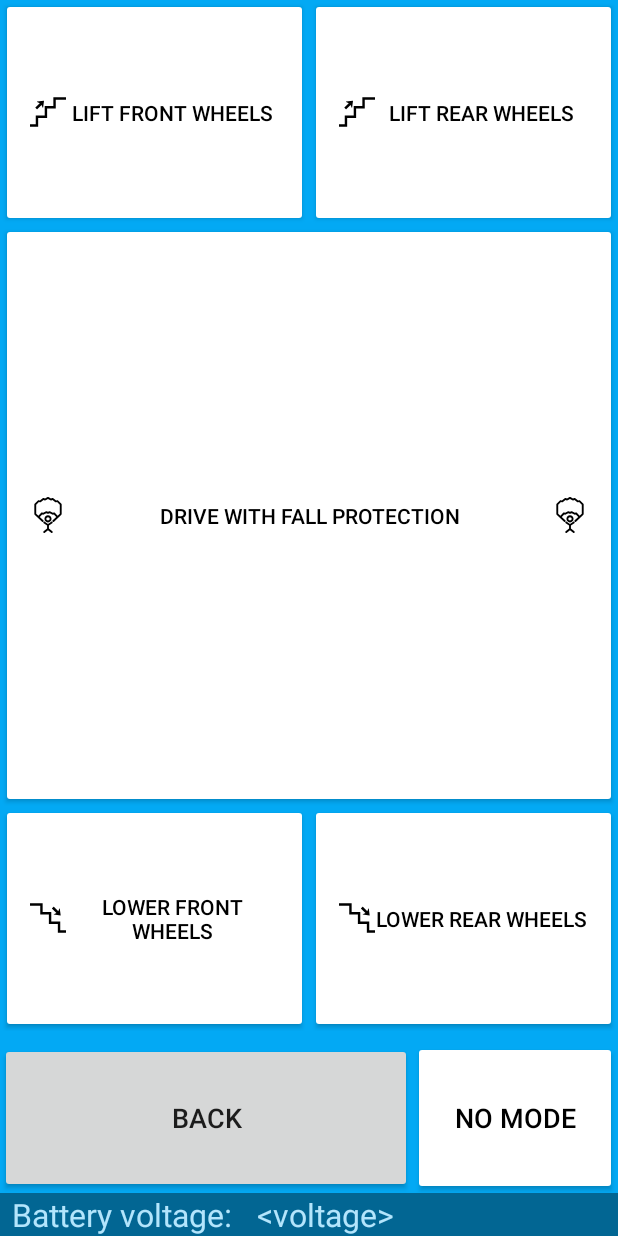
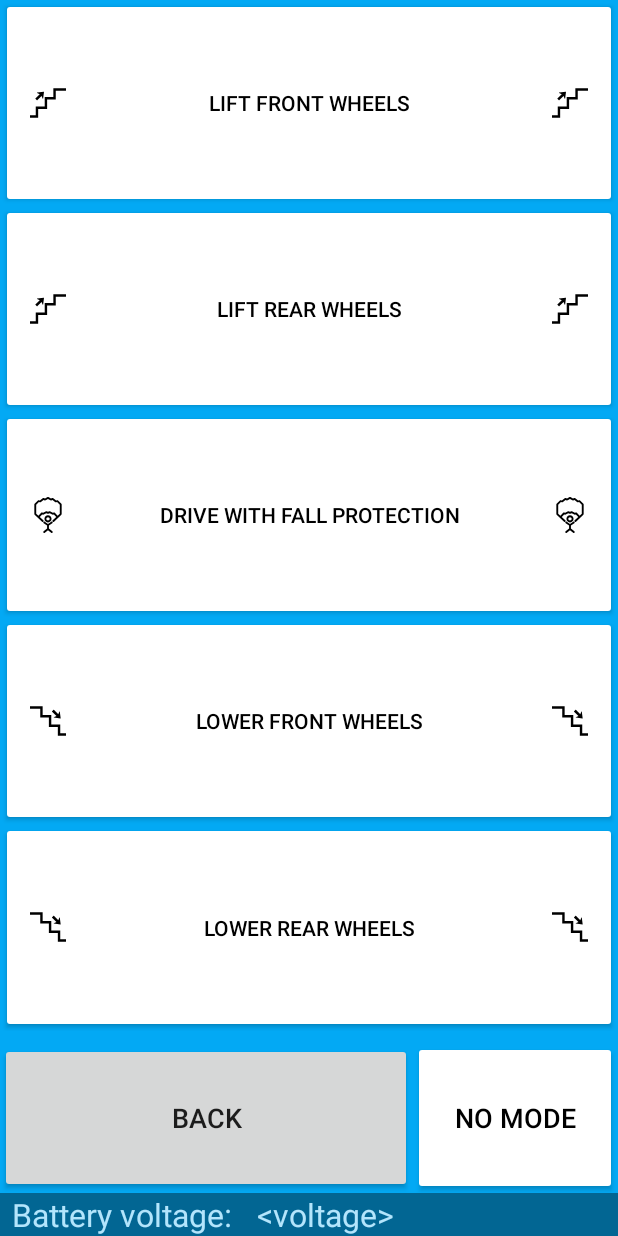
Before and after one commit to AZOM/cybathlon, an Android app: the screen it shows after launch (MainActivity), after a tap on "STAIRS", on a phone screen of 412 x 824 dp. Run offline under Robolectric (Android 15) with nearby library versions, the phone set to English and light mode, and no system bars; libraries missing offline, so code that uses them is left out: com.felhr.usbserial; 1 statement that could not run was skipped.

Commit message:
Re-order buttons in stairsmode according to preferences of pilot Flo

```diff
--- a/ZEDControl/app/src/main/res/layout/fragment_stairs_control.xml
+++ b/ZEDControl/app/src/main/res/layout/fragment_stairs_control.xml
@@ -34,87 +34,74 @@
 
     </LinearLayout>
 
-    <RelativeLayout
+    <LinearLayout
         android:id="@+id/layout_buttons_stairs_modes"
         android:layout_width="match_parent"
         android:layout_height="match_parent"
-        android:layout_above="@id/layout_controls_bottom">
-
-        <LinearLayout
-            android:id="@+id/layout_lift_wheels"
-            android:layout_width="match_parent"
-            android:layout_height="150dp"
+        android:layout_above="@id/layout_controls_bottom"
         android:layout_alignParentTop="true"
-            android:orientation="horizontal">
+        android:orientation="vertical">
 
         <Button
             android:id="@+id/button_lift_front_wheels"
             style="@style/ButtonWithDrawable"
-                android:layout_width="0dp"
-                android:layout_height="match_parent"
+            android:layout_width="match_parent"
+            android:layout_height="0dp"
             android:layout_weight="1"
             android:background="@drawable/button_state_selector"
             android:drawableStart="@drawable/ic_stairs_up"
+            android:drawableEnd="@drawable/ic_stairs_up"
             android:text="@string/button_lift_front_wheels"
             android:textColor="@color/button_state_selected_textcolor"/>
 
         <Button
             android:id="@+id/button_lift_rear_wheel"
             style="@style/ButtonWithDrawable"
-                android:layout_width="0dp"
-                android:layout_height="match_parent"
+            android:layout_width="match_parent"
+            android:layout_height="0dp"
             android:layout_weight="1"
             android:background="@drawable/button_state_selector"
             android:drawableStart="@drawable/ic_stairs_up"
+            android:drawableEnd="@drawable/ic_stairs_up"
             android:text="@string/button_lift_rear_wheels"
             android:textColor="@color/button_state_selected_textcolor"/>
 
-        </LinearLayout>
-
-        <LinearLayout
-            android:id="@+id/layout_lower_wheels"
+        <Button
+            android:id="@+id/button_mode_drive_fall_protection"
+            style="@style/ButtonWithDrawable"
             android:layout_width="match_parent"
-            android:layout_height="150dp"
-            android:layout_alignParentBottom="true"
-            android:orientation="horizontal">
+            android:layout_height="0dp"
+            android:layout_weight="1"
+            android:background="@drawable/button_state_selector"
+            android:drawableEnd="@drawable/ic_fall_protection"
+            android:drawableStart="@drawable/ic_fall_protection"
+            android:text="@string/button_mode_drive_fall_protection"
+            android:textColor="@color/button_state_selected_textcolor"/>
 
         <Button
             android:id="@+id/button_lower_front_wheels"
             style="@style/ButtonWithDrawable"
-                android:layout_width="0dp"
-                android:layout_height="match_parent"
+            android:layout_width="match_parent"
+            android:layout_height="0dp"
             android:layout_weight="1"
             android:background="@drawable/button_state_selector"
             android:drawableStart="@drawable/ic_stairs_down"
+            android:drawableEnd="@drawable/ic_stairs_down"
             android:text="@string/button_lower_front_wheels"
             android:textColor="@color/button_state_selected_textcolor"/>
 
         <Button
             android:id="@+id/button_lower_rear_wheel"
             style="@style/ButtonWithDrawable"
-                android:layout_width="0dp"
-                android:layout_height="match_parent"
+            android:layout_width="match_parent"
+            android:layout_height="0dp"
             android:layout_weight="1"
             android:background="@drawable/button_state_selector"
             android:drawableStart="@drawable/ic_stairs_down"
+            android:drawableEnd="@drawable/ic_stairs_down"
             android:text="@string/button_lower_rear_wheels"
             android:textColor="@color/button_state_selected_textcolor"/>
 
     </LinearLayout>
 
-        <Button
-            android:id="@+id/button_mode_drive_fall_protection"
-            style="@style/ButtonWithDrawable"
-            android:layout_width="match_parent"
-            android:layout_height="match_parent"
-            android:layout_above="@id/layout_lower_wheels"
-            android:layout_below="@id/layout_lift_wheels"
-            android:background="@drawable/button_state_selector"
-            android:drawableEnd="@drawable/ic_fall_protection"
-            android:drawableStart="@drawable/ic_fall_protection"
-            android:text="@string/button_mode_drive_fall_protection"
-            android:textColor="@color/button_state_selected_textcolor"/>
-
 </RelativeLayout>
-
-</RelativeLayout>
```
Lines whose indentation alone changed are shown as unchanged.
